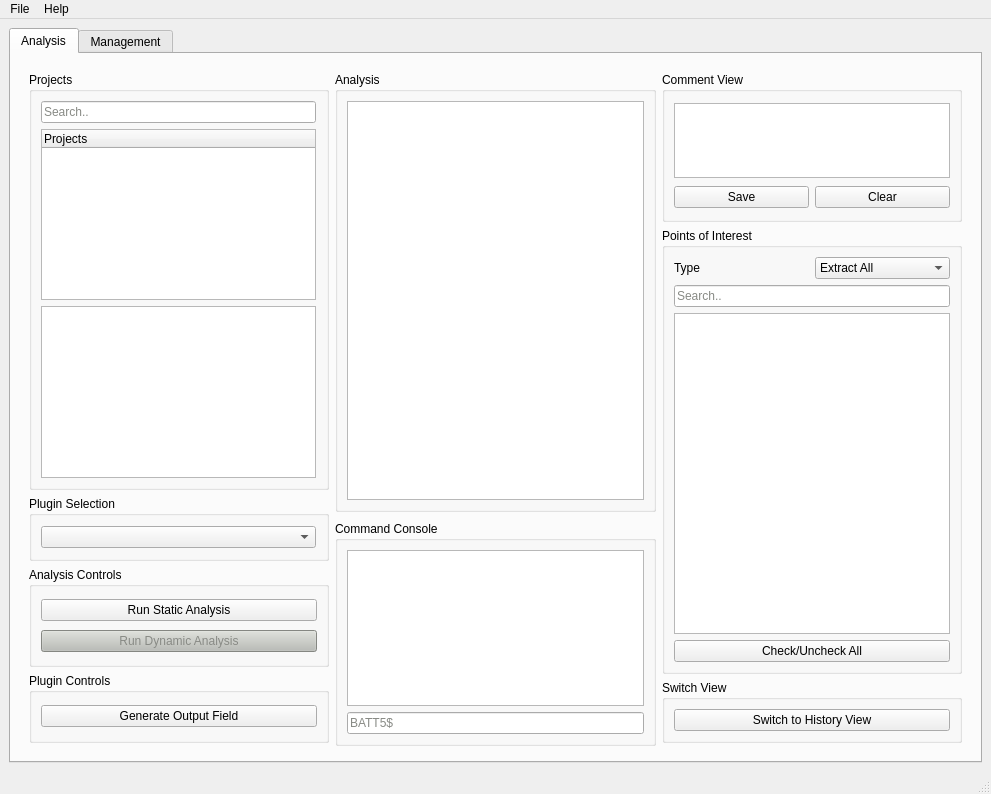
Above: src/GUI/ui_files/BATT5_GUI.ui from adalio0/BATT5 before the change. Below: the same form after it.
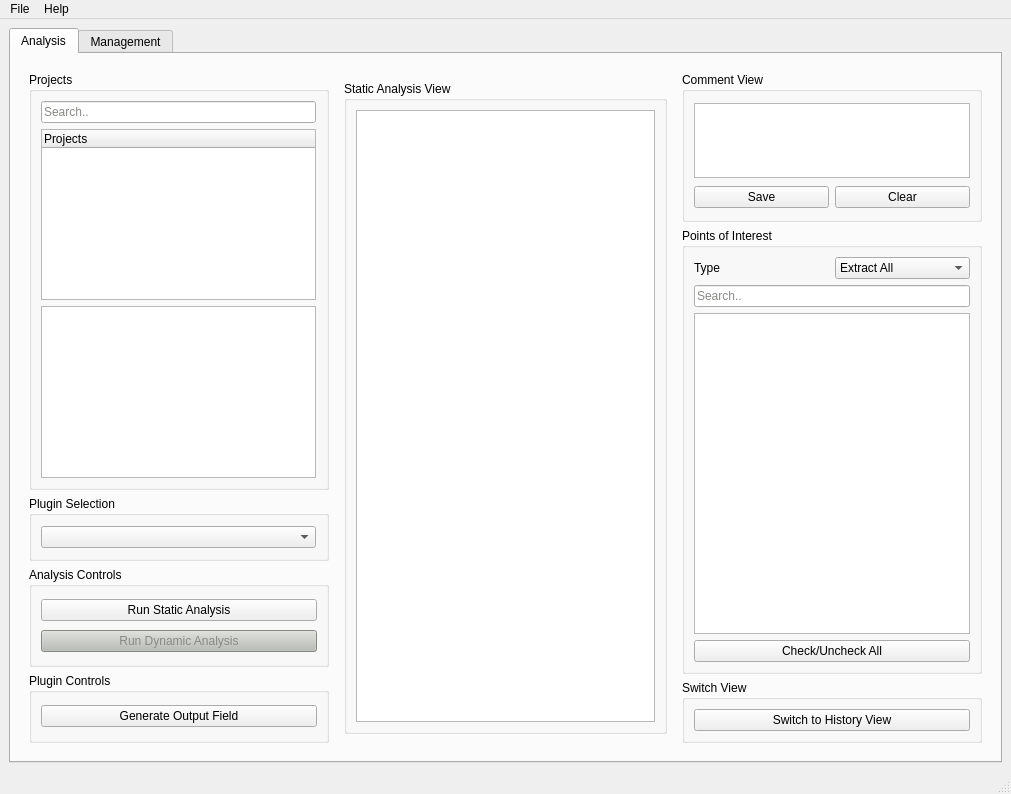
That is the form after the change.

Commit message: GUI updates for DA and history view

```diff
--- a/src/GUI/ui_files/BATT5_GUI.ui
+++ b/src/GUI/ui_files/BATT5_GUI.ui
@@ -6,7 +6,7 @@
    <rect>
     <x>0</x>
     <y>0</y>
-    <width>991</width>
+    <width>1011</width>
     <height>794</height>
    </rect>
   </property>
@@ -231,11 +231,18 @@
              </layout>
             </item>
             <item>
+             <widget class="QStackedWidget" name="stackedWidget">
+              <property name="currentIndex">
+               <number>0</number>
+              </property>
+              <widget class="QWidget" name="page_10">
+               <layout class="QVBoxLayout" name="verticalLayout_27">
+                <item>
              <layout class="QVBoxLayout" name="detailedAnalysis_sublayout">
               <item>
                <widget class="QGroupBox" name="analysis_box">
                 <property name="title">
-                 <string>Analysis</string>
+                     <string>Static Analysis View</string>
                 </property>
                 <layout class="QVBoxLayout" name="verticalLayout_16">
                  <item>
@@ -244,6 +251,12 @@
                 </layout>
                </widget>
               </item>
+                 </layout>
+                </item>
+               </layout>
+              </widget>
+              <widget class="QWidget" name="page_11">
+               <layout class="QVBoxLayout" name="verticalLayout_28">
               <item>
                <widget class="QGroupBox" name="radareConsole_box">
                 <property name="minimumSize">
@@ -255,11 +268,11 @@
                 <property name="maximumSize">
                  <size>
                   <width>16777215</width>
-                  <height>218</height>
+                    <height>16777215</height>
                  </size>
                 </property>
                 <property name="title">
-                 <string>Command Console</string>
+                   <string>Dynamic Analysis View</string>
                 </property>
                 <layout class="QVBoxLayout" name="verticalLayout_17">
                  <item>
@@ -370,6 +383,8 @@
                </widget>
               </item>
              </layout>
+              </widget>
+             </widget>
             </item>
             <item>
              <layout class="QVBoxLayout" name="commentAndPoi_sublayout">
@@ -1693,7 +1708,7 @@
     <rect>
      <x>0</x>
      <y>0</y>
-     <width>991</width>
+     <width>1011</width>
      <height>26</height>
     </rect>
    </property>
```
Left out of the diff: 2 changed lines with no effect on the pictures. Lines whose indentation alone changed are shown as unchanged. The commit also changes 5 other files.
